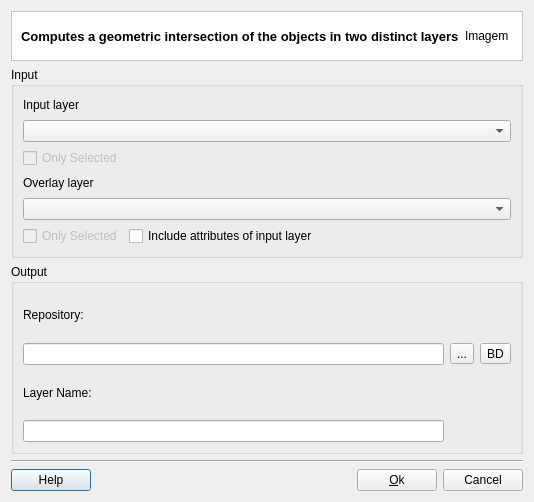
claudiobogossian/terralib5, file src/terralib/vp/qt/ui/IntersectionDialogForm.ui: the form before one commit.
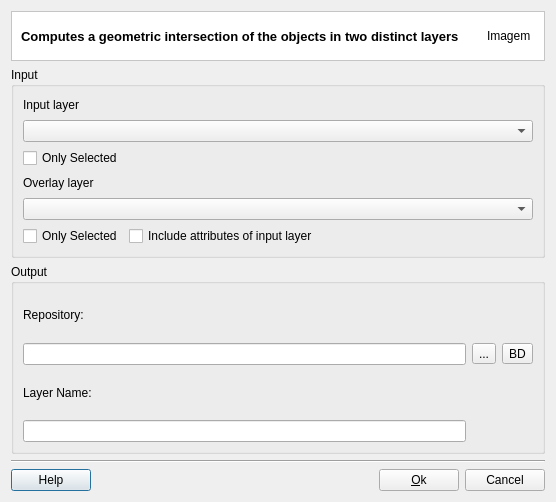
The form after the commit. Custom widgets are drawn as their Qt base class.

```diff
--- a/src/terralib/vp/qt/ui/IntersectionDialogForm.ui
+++ b/src/terralib/vp/qt/ui/IntersectionDialogForm.ui
@@ -6,7 +6,7 @@
    <rect>
     <x>0</x>
     <y>0</y>
-    <width>509</width>
+    <width>556</width>
     <height>502</height>
    </rect>
   </property>
@@ -96,7 +96,7 @@
           <item row="2" column="0">
            <widget class="QCheckBox" name="m_firstCheckBox">
             <property name="enabled">
-             <bool>false</bool>
+             <bool>true</bool>
             </property>
             <property name="text">
              <string>Only Selected</string>
@@ -129,7 +129,7 @@
             <item row="0" column="0">
              <widget class="QCheckBox" name="m_secondCheckBox">
               <property name="enabled">
-               <bool>false</bool>
+               <bool>true</bool>
               </property>
               <property name="text">
                <string>Only Selected</string>
```
